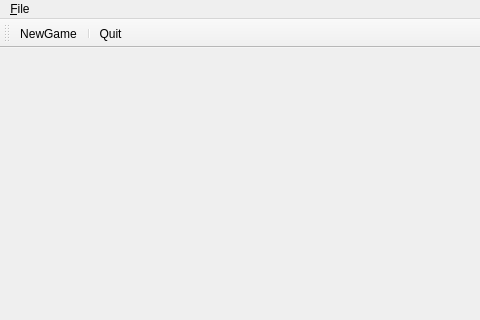
This is Chapter 3/tictactoe/mainwindow.ui in starrynights89/Game_practice_Qt-5.10 as Qt 5 draws it before an edit; both pictures show x 0 to 480 and y 0 to 320 of the 800 by 600 pixel window. The edited form follows.
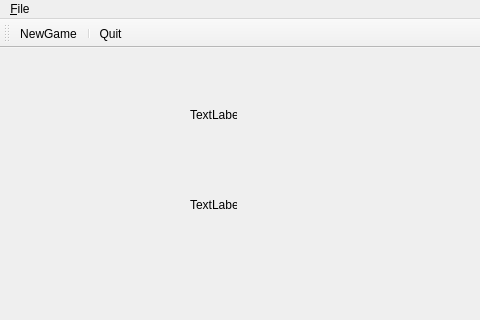
This is the edited form. Icons and pictures are not drawn.

What changed in the file:
```diff
--- a/Chapter 3/tictactoe/mainwindow.ui
+++ b/Chapter 3/tictactoe/mainwindow.ui
@@ -13,7 +13,34 @@
   <property name="windowTitle">
    <string>MainWindow</string>
   </property>
-  <widget class="QWidget" name="centralwidget"/>
+  <widget class="QWidget" name="centralwidget">
+   <widget class="QLabel" name="label">
+    <property name="geometry">
+     <rect>
+      <x>190</x>
+      <y>60</y>
+      <width>47</width>
+      <height>13</height>
+     </rect>
+    </property>
+    <property name="text">
+     <string>TextLabel</string>
+    </property>
+   </widget>
+   <widget class="QLabel" name="label_2">
+    <property name="geometry">
+     <rect>
+      <x>190</x>
+      <y>150</y>
+      <width>47</width>
+      <height>13</height>
+     </rect>
+    </property>
+    <property name="text">
+     <string>TextLabel</string>
+    </property>
+   </widget>
+  </widget>
   <widget class="QMenuBar" name="menubar">
    <property name="geometry">
     <rect>
```
